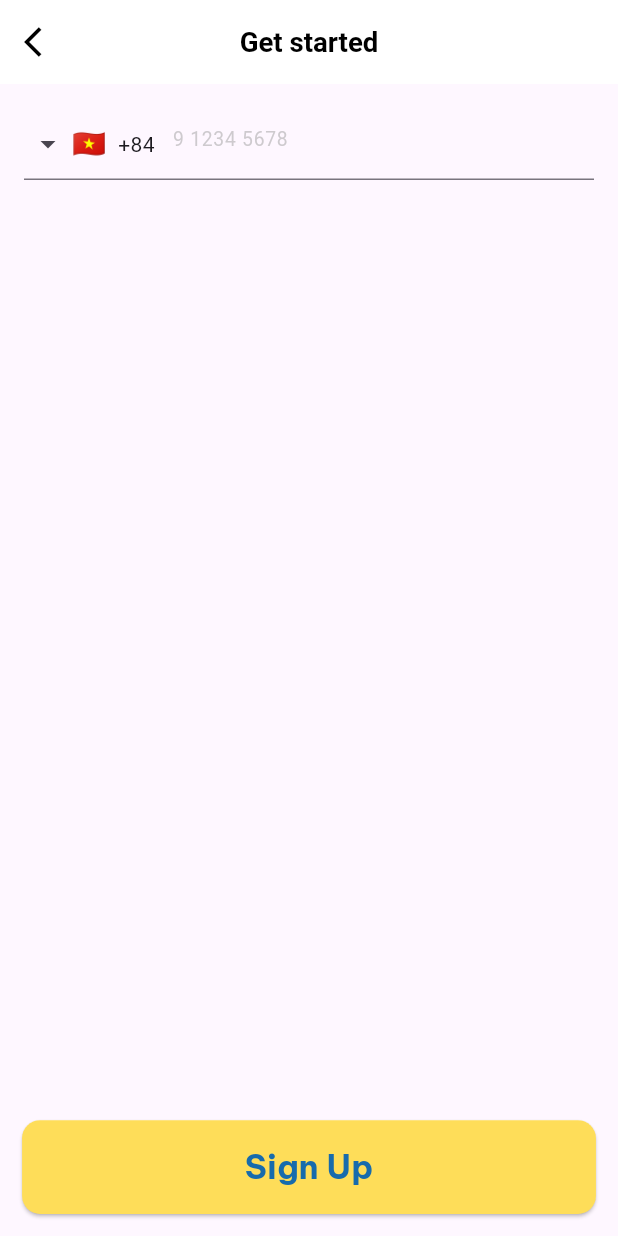
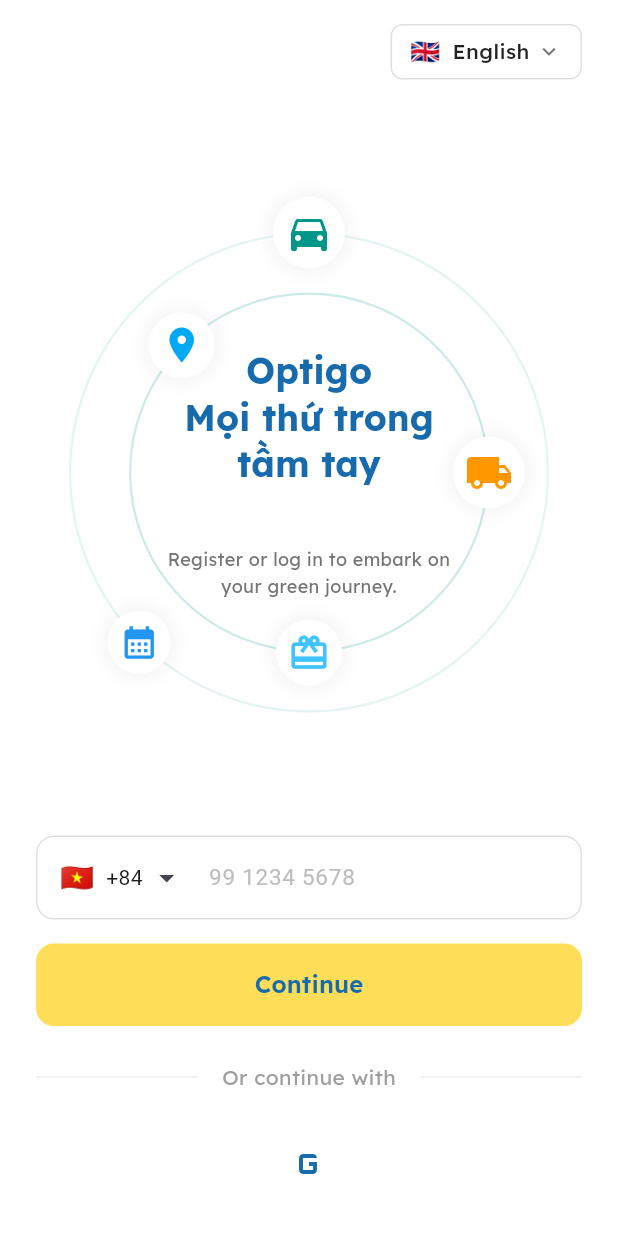
Before and after one commit to qdung030404/Optigo, a Flutter app: the screen it shows after launch, on a phone screen of 412 x 824 dp. Run offline on Flutter 3.47's test engine with Material 3 defaults, Android fonts, the phone set to English and light mode, and no system bars; drawn by our look-alikes of intl_phone_field; our stand-ins replace cloud_firestore, firebase_auth, firebase_core, flutter_dotenv, flutter_screenutil, geolocator and 3 more; missing offline and left inert: flutter_polyline_points, maplibre_gl; accounts and stored records are empty; network calls fail.

Commit message:
redesign loginscreen ui

```diff
--- a/lib/views/auth/login_screen.dart
+++ b/lib/views/auth/login_screen.dart
@@ -1,117 +1,36 @@
 import 'package:flutter/material.dart';
-import 'package:flutter/services.dart';
-import 'package:optigo/config/routes.dart';
-import 'package:provider/provider.dart';
-import 'package:flutter_screenutil/flutter_screenutil.dart';
-import 'package:google_fonts/google_fonts.dart';
-import 'package:intl_phone_field/intl_phone_field.dart';
-import 'package:optigo/providers/auth_provider.dart';
-class LoginScreen extends StatefulWidget {
-  const LoginScreen({super.key});
+import 'package:optigo/views/auth/widget/auth_form.dart';
+import 'package:optigo/views/auth/widget/language_selector.dart';
+import 'package:optigo/views/auth/widget/welcome_hero.dart';
 
-  @override
-  State<LoginScreen> createState() => _LoginScreenState();
-}
+ class LoginScreen extends StatelessWidget {
+   const LoginScreen({super.key});
 
-class _LoginScreenState extends State<LoginScreen> {
-  final _formKey = GlobalKey<FormState>();
-  String _completePhoneNumber = "";
+   @override
+   Widget build(BuildContext context) {
+     return Scaffold(
+       backgroundColor: Colors.white,
+       body: SafeArea(
+         child: Padding(
+           padding: const EdgeInsets.symmetric(horizontal: 24.0, vertical: 16.0),
+           child: Column(
+             crossAxisAlignment: CrossAxisAlignment.stretch,
+             children: [
+               // Top Bar
+               const Align(
+                 alignment: Alignment.centerRight,
+                 child: LanguageSelector(),
+               ),
+               const SizedBox(height: 20),
+               const Expanded(
+                 child: WelcomeHero(),
+               ),
+               const AuthForm(),
+             ],
+           ),
+         ),
+       ),
+     );
+   }
 
-  void _handleSignUp() async{
-    if (!_formKey.currentState!.validate()) return;
-
-    final authProvider = context.read<AuthProvider>();
-    try{
-      await authProvider.sendOtp(_completePhoneNumber);
-      if (!mounted) return;
-      if (authProvider.status == AuthStatus.codeSent){
-        Navigator.pushNamed(context, Routes.otp);
-      }
-      print(_completePhoneNumber);
-    }catch(e){
-      if (!mounted) return;
-      ScaffoldMessenger.of(context).showSnackBar(
-        SnackBar(content: Text(authProvider.errorMessage ?? e.toString())),
-      );
-    }
-
-  }
-
-
-  @override
-  Widget build(BuildContext context) {
-    return Scaffold(
-      appBar: AppBar(
-        backgroundColor: Colors.white,
-        elevation: 0,
-        centerTitle: true,
-        title: Text(
-          'Get started',
-          style: TextStyle(fontWeight: FontWeight.bold, fontSize: 20.sp, color: Colors.black),
-        ),
-        leading: IconButton(
-          onPressed: () => Navigator.pop(context),
-          icon: const Icon(Icons.arrow_back_ios, color: Colors.black),
-        ),
-      ),
-      body: Column(
-        mainAxisAlignment: MainAxisAlignment.start,
-        children: [
-          Padding(
-            padding: const EdgeInsets.all(16),
-            child: Form(
-              key: _formKey,
-                child:IntlPhoneField(
-                  disableLengthCheck: true,
-                  decoration: InputDecoration(
-                    hintText: '9 1234 5678',
-                    hintStyle: TextStyle(
-                        fontSize: 14.sp, color: Colors.grey.withAlpha(128)),
-                    border: const UnderlineInputBorder(),
-                    counterText: '',
-                  ),
-                  validator: (phone) {
-                    if (phone == null || phone.number.isEmpty) {
-                      return 'Vui lòng nhập số điện thoại';
-                    }
-                    return null;
-                  },
-                  initialCountryCode: 'VN',
-                  onChanged: (phone) {
-                    String number = phone.number;
-                    if (number.startsWith('0')) {
-                      number = number.substring(1);
-                    }
-                    _completePhoneNumber = '${phone.countryCode}$number';
-                    print('Số điện thoại cuối cùng: $_completePhoneNumber');
-                  },
-                  inputFormatters: [
-                    LengthLimitingTextInputFormatter(10),
-                  ],
-                ),
-            )
-          ),
-          const Spacer(),
-          Consumer<AuthProvider>(builder: (context, authProvider, child){
-                return Container(
-                  width: double.infinity,
-                  height: 100.h,
-                  padding: EdgeInsets.all(16.sp),
-                  child: ElevatedButton(
-                    style: ElevatedButton.styleFrom(
-                      backgroundColor: const Color(0xfffedd59),
-                      foregroundColor: const Color(0xff176bac),
-                      shape: RoundedRectangleBorder(borderRadius: BorderRadius.circular(12)),
-                    ),
-                    onPressed: _handleSignUp,
-
-                    child: Text('Sign Up', style: GoogleFonts.beVietnamPro(fontSize: 24.sp, fontWeight: FontWeight.bold)),
-                  ),
-                ); // Hiển thị ô nhập liệu mặc định
-          })
-        ],
-      ),
-    );
-
-  }
-}
+ }
--- /dev/null
+++ b/lib/views/auth/widget/auth_form.dart
@@ -0,0 +1,170 @@
+import 'package:flutter/material.dart';
+import 'package:flutter/services.dart';
+import 'package:google_fonts/google_fonts.dart';
+import 'package:intl_phone_field/intl_phone_field.dart';
+import 'package:optigo/config/routes.dart';
+import 'package:optigo/providers/auth_provider.dart';
+import 'package:provider/provider.dart';
+class AuthForm extends StatefulWidget {
+  const AuthForm({super.key});
+
+  @override
+  State<AuthForm> createState() => _AuthFormState();
+}
+class _AuthFormState extends State<AuthForm> {
+  final _formKey = GlobalKey<FormState>();
+  String _completePhoneNumber = "";
+
+  void _handleSignUp() async{
+    if (!_formKey.currentState!.validate()) return;
+
+    final authProvider = context.read<AuthProvider>();
+    try{
+      await authProvider.sendOtp(_completePhoneNumber);
+      if (!mounted) return;
+      if (authProvider.status == AuthStatus.codeSent){
+        Navigator.pushNamed(context, Routes.otp);
+      }
+      print(_completePhoneNumber);
+    }catch(e){
+      if (!mounted) return;
+      ScaffoldMessenger.of(context).showSnackBar(
+        SnackBar(content: Text(authProvider.errorMessage ?? e.toString())),
+      );
+    }
+
+  }
+
+  @override
+  Widget build(BuildContext context) {
+    return Column(
+      crossAxisAlignment: CrossAxisAlignment.stretch,
+      children: [
+        // Phone Input
+        Container(
+          decoration: BoxDecoration(
+            color: Colors.white,
+            borderRadius: BorderRadius.circular(12),
+          ),
+          child: Form(
+            key: _formKey,
+            child: IntlPhoneField(
+              disableLengthCheck: true,
+              decoration: InputDecoration(
+                hintText: '99 1234 5678',
+                hintStyle: TextStyle(color: Colors.grey.shade400, fontSize: 15),
+                counterText: '',
+                border: OutlineInputBorder(
+                  borderRadius: BorderRadius.circular(12),
+                  borderSide: BorderSide(color: Colors.grey.shade300),
+                ),
+                enabledBorder: OutlineInputBorder(
+                  borderRadius: BorderRadius.circular(12),
+                  borderSide: BorderSide(color: Colors.grey.shade300),
+                ),
+                focusedBorder: OutlineInputBorder(
+                  borderRadius: BorderRadius.circular(12),
+                  borderSide: const BorderSide(color: Colors.teal),
+                ),
+                contentPadding: const EdgeInsets.symmetric(horizontal: 16, vertical: 16),
+              ),
+              initialCountryCode: 'VN',
+              showDropdownIcon: true,
+              dropdownIconPosition: IconPosition.trailing,
+              flagsButtonPadding: const EdgeInsets.only(left: 12, right: 4),
+              validator: (phone) {
+                if (phone == null || phone.number.isEmpty) {
+                  return 'Vui lòng nhập số điện thoại';
+                }
+                return null;
+              },
+              onChanged: (phone) {
+                String number = phone.number;
+                if (number.startsWith('0')) {
+                  number = number.substring(1);
+                }
+                _completePhoneNumber = '${phone.countryCode}$number';
+              },
+              inputFormatters: [
+                LengthLimitingTextInputFormatter(10),
+              ],
+            ),
+          )
+        ),
+
+        const SizedBox(height: 16),
+
+        // Continue Button
+        ElevatedButton(
+          onPressed: _handleSignUp,
+          style: ElevatedButton.styleFrom(
+            backgroundColor: const Color(0xfffedd59),
+            foregroundColor: const Color(0xff176bac),
+            elevation: 0,
+            padding: const EdgeInsets.symmetric(vertical: 16),
+            shape: RoundedRectangleBorder(
+              borderRadius: BorderRadius.circular(12),
+            ),
+          ),
+          child: Text(
+            'Continue',
+            style: GoogleFonts.lexend(
+              fontSize: 16,
+              fontWeight: FontWeight.w600,
+            ),
+          ),
+        ),
+
+        const SizedBox(height: 24),
+
+        // Divider
+        Row(
+          children: [
+            Expanded(child: Divider(color: Colors.grey.shade200, thickness: 1)),
+            Padding(
+              padding: const EdgeInsets.symmetric(horizontal: 16),
+              child: Text(
+                'Or continue with',
+                style: GoogleFonts.lexend(
+                  color: Colors.grey.shade500,
+                  fontSize: 14,
+                ),
+              ),
+            ),
+            Expanded(child: Divider(color: Colors.grey.shade200, thickness: 1)),
+          ],
+        ),
+
+        const SizedBox(height: 16),
+
+        // Google Button
+        OutlinedButton(
+          onPressed: () {},
+          style: OutlinedButton.styleFrom(
+            padding: const EdgeInsets.symmetric(vertical: 16),
+            backgroundColor: Colors.white,
+            side: BorderSide.none, // Make it look like the image (no border, just icon)
+            shape: RoundedRectangleBorder(
+              borderRadius: BorderRadius.circular(12),
+            ),
+          ),
+          child: Row(
+            mainAxisAlignment: MainAxisAlignment.center,
+            children: [
+              Image.network(
+                'https://upload.wikimedia.org/wikipedia/commons/c/c1/Google_%22G%22_logo.svg',
+                height: 24,
+                width: 24,
+                errorBuilder: (context, error, stackTrace) => const Icon(
+                  Icons.g_mobiledata,
+                  size: 32,
+                  color: Color(0xff176bac),
+                ),
+              ),
+            ],
+          ),
+        ),
+      ],
+    );
+  }
+}
--- /dev/null
+++ b/lib/views/auth/widget/language_selector.dart
@@ -0,0 +1,40 @@
+import 'package:flutter/material.dart';
+import 'package:google_fonts/google_fonts.dart';
+
+class LanguageSelector extends StatelessWidget {
+  const LanguageSelector({super.key});
+
+  @override
+  Widget build(BuildContext context) {
+    return Container(
+      padding: const EdgeInsets.symmetric(horizontal: 12, vertical: 6),
+      decoration: BoxDecoration(
+        color: Colors.white,
+        border: Border.all(color: Colors.grey.shade300),
+        borderRadius: BorderRadius.circular(8),
+      ),
+      child: Row(
+        mainAxisSize: MainAxisSize.min,
+        children: [
+          // Using a placeholder emoji or image for the UK flag
+          const Text('🇬🇧', style: TextStyle(fontSize: 16)),
+          const SizedBox(width: 8),
+          Text(
+            'English',
+            style: GoogleFonts.lexend(
+              fontSize: 14,
+              color: Colors.black87,
+              fontWeight: FontWeight.w500,
+            ),
+          ),
+          const SizedBox(width: 4),
+          const Icon(
+            Icons.keyboard_arrow_down,
+            size: 18,
+            color: Colors.black54,
+          ),
+        ],
+      ),
+    );
+  }
+}
--- /dev/null
+++ b/lib/views/auth/widget/welcome_hero.dart
@@ -0,0 +1,151 @@
+import 'dart:math';
+import 'package:flutter/material.dart';
+import 'package:google_fonts/google_fonts.dart';
+
+class WelcomeHero extends StatelessWidget {
+  const WelcomeHero({super.key});
+
+  @override
+  Widget build(BuildContext context) {
+    return LayoutBuilder(
+      builder: (context, constraints) {
+        return FittedBox(
+          fit: BoxFit.contain,
+          child: SizedBox(
+            width: constraints.maxWidth,
+            height: 400,
+            child: Stack(
+              alignment: Alignment.center,
+              children: [
+                // Outer Circle
+                Container(
+                  width: 320,
+                  height: 320,
+                  decoration: BoxDecoration(
+                    shape: BoxShape.circle,
+                    border: Border.all(
+                      color: Colors.teal.withOpacity(0.1),
+                      width: 1.5,
+                    ),
+                  ),
+                ),
+                // Inner Circle (Containing Text)
+                Container(
+                  width: 240,
+                  height: 240,
+                  decoration: BoxDecoration(
+                    shape: BoxShape.circle,
+                    border: Border.all(
+                      color: Colors.teal.withOpacity(0.2),
+                      width: 1.5,
+                    ),
+                  ),
+                  alignment: Alignment.center,
+                  padding: const EdgeInsets.symmetric(horizontal: 16),
+                  child: Column(
+                    mainAxisSize: MainAxisSize.min,
+                    crossAxisAlignment: CrossAxisAlignment.center,
+                    children: [
+                      RichText(
+                        textAlign: TextAlign.center,
+                        text: TextSpan(
+                          style: GoogleFonts.lexend(
+                            fontSize: 24,
+                            height: 1.3,
+                            fontWeight: FontWeight.bold,
+                            color: const Color(0xff176bac),
+                          ),
+                          children: const [
+                            TextSpan(text: 'Optigo\n'),
+                            TextSpan(text: 'Mọi thứ trong tầm tay\n'),
+                          ],
+                        ),
+                      ),
+                      const SizedBox(height: 8),
+                      Text(
+                        'Register or log in to embark on your green journey.',
+                        textAlign: TextAlign.center,
+                        style: GoogleFonts.lexend(
+                          fontSize: 12,
+                          color: Colors.grey.shade600,
+                          height: 1.5,
+                        ),
+                      ),
+                    ],
+                  ),
+                ),
+                // Icons around the circle
+                _buildPositionedIcon(
+                  icon: Icons.directions_car,
+                  color: Colors.teal,
+                  angle: -pi / 2, // Top
+                  radius: 160,
+                  size: 32,
+                ),
+                _buildPositionedIcon(
+                  icon: Icons.location_on,
+                  color: Colors.lightBlue,
+                  angle: -3 * pi / 4, // Top Left
+                  radius: 120,
+                  size: 28,
+                ),
+                _buildPositionedIcon(
+                  icon: Icons.local_shipping,
+                  color: Colors.orange,
+                  angle: 0, // Right
+                  radius: 120,
+                  size: 32,
+                ),
+                _buildPositionedIcon(
+                  icon: Icons.calendar_month,
+                  color: Colors.blue,
+                  angle: 3 * pi / 4, // Bottom Left
+                  radius: 160,
+                  size: 26,
+                ),
+                _buildPositionedIcon(
+                  icon: Icons.card_giftcard,
+                  color: Colors.lightBlueAccent,
+                  angle: pi / 2, // Bottom
+                  radius: 120,
+                  size: 28,
+                ),
+              ],
+            ),
+          ),
+        );
+      },
+    );
+  }
+
+  Widget _buildPositionedIcon({
+    required IconData icon,
+    required Color color,
+    required double angle,
+    required double radius,
+    required double size,
+  }) {
+    // Basic polar to cartesian coordinates calculation
+    final dx = radius * cos(angle);
+    final dy = radius * sin(angle);
+
+    return Transform.translate(
+      offset: Offset(dx, dy),
+      child: Container(
+        padding: const EdgeInsets.all(8),
+        decoration: BoxDecoration(
+          color: Colors.white,
+          shape: BoxShape.circle,
+          boxShadow: [
+            BoxShadow(
+              color: Colors.black.withOpacity(0.05),
+              blurRadius: 10,
+              spreadRadius: 2,
+            )
+          ],
+        ),
+        child: Icon(icon, color: color, size: size),
+      ),
+    );
+  }
+}
```
